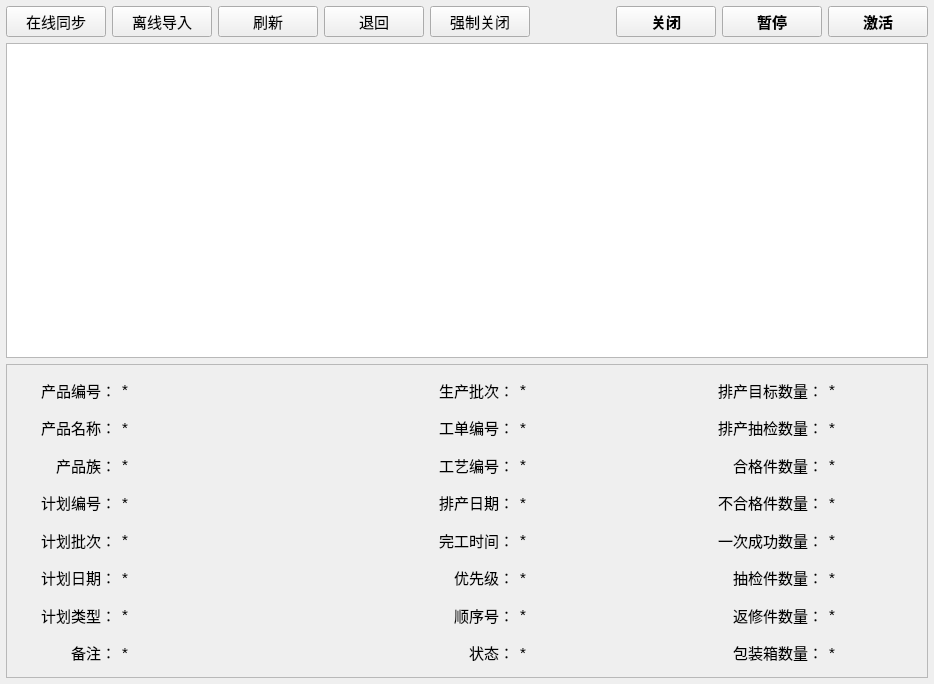
Old version of the form 2 Code/PCS/XYPCS/PCS.OrderPlan/WidgetOrderPlanManage.ui in the repository radtek/PCS.
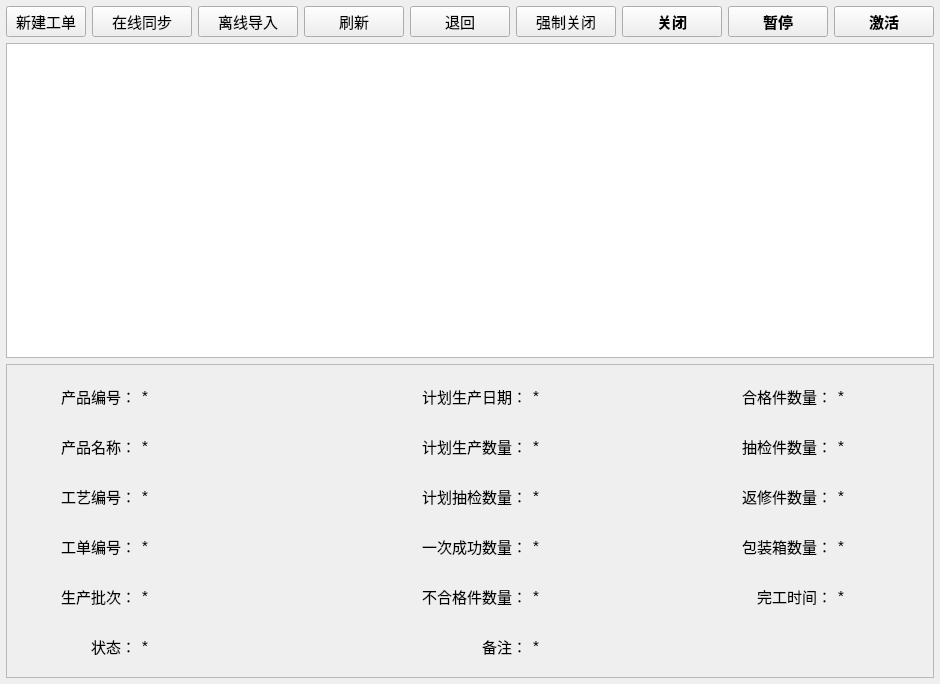
New version of the form. Icons and pictures are not drawn.

Commit message: 需求编号： 修改说明：

What changed in the file:
```diff
--- a/2 Code/PCS/XYPCS/PCS.OrderPlan/WidgetOrderPlanManage.ui
+++ b/2 Code/PCS/XYPCS/PCS.OrderPlan/WidgetOrderPlanManage.ui
@@ -28,6 +28,22 @@
    </property>
    <item>
     <layout class="QHBoxLayout" name="horizontalLayout">
+     <item>
+      <widget class="QPushButton" name="buttonAddOrder">
+       <property name="font">
+        <font>
+         <pointsize>11</pointsize>
+        </font>
+       </property>
+       <property name="text">
+        <string>新建工单</string>
+       </property>
+       <property name="icon">
+        <iconset resource="../PCS.qrc">
+         <normaloff>:/images/pngs/document_addnew.png</normaloff>:/images/pngs/document_addnew.png</iconset>
+       </property>
+      </widget>
+     </item>
      <item>
       <widget class="QPushButton" name="buttonSyncOrder">
        <property name="minimumSize">
@@ -290,29 +306,6 @@
       <enum>QFrame::Plain</enum>
      </property>
      <layout class="QGridLayout" name="gridLayout" columnstretch="0,3,0,2,0,1">
-      <item row="7" column="1">
-       <widget class="QLabel" name="textRemark">
-        <property name="text">
-         <string>*</string>
-        </property>
-       </widget>
-      </item>
-      <item row="4" column="0">
-       <widget class="QLabel" name="labelPlanBatch">
-        <property name="minimumSize">
-         <size>
-          <width>100</width>
-          <height>25</height>
-         </size>
-        </property>
-        <property name="text">
-         <string>计划批次：</string>
-        </property>
-        <property name="alignment">
-         <set>Qt::AlignRight|Qt::AlignTrailing|Qt::AlignVCenter</set>
-        </property>
-       </widget>
-      </item>
       <item row="1" column="0">
        <widget class="QLabel" name="labelProductName">
         <property name="minimumSize">
@@ -359,16 +352,16 @@
         </property>
        </widget>
       </item>
-      <item row="3" column="0">
-       <widget class="QLabel" name="labelPlanID">
+      <item row="2" column="0">
+       <widget class="QLabel" name="labelCraftID">
         <property name="minimumSize">
          <size>
-          <width>100</width>
+          <width>120</width>
           <height>25</height>
          </size>
         </property>
         <property name="text">
-         <string>计划编号：</string>
+         <string>工艺编号：</string>
         </property>
         <property name="alignment">
          <set>Qt::AlignRight|Qt::AlignTrailing|Qt::AlignVCenter</set>
@@ -376,13 +369,13 @@
        </widget>
       </item>
       <item row="2" column="1">
-       <widget class="QLabel" name="textProductTeam">
+       <widget class="QLabel" name="textCraftID">
         <property name="text">
          <string>*</string>
         </property>
        </widget>
       </item>
-      <item row="1" column="2">
+      <item row="3" column="0">
        <widget class="QLabel" name="labelOrderID">
         <property name="minimumSize">
          <size>
@@ -398,7 +391,14 @@
         </property>
        </widget>
       </item>
-      <item row="0" column="2">
+      <item row="3" column="1">
+       <widget class="QLabel" name="textOrderID">
+        <property name="text">
+         <string>*</string>
+        </property>
+       </widget>
+      </item>
+      <item row="4" column="0">
        <widget class="QLabel" name="labelProductBatch">
         <property name="minimumSize">
          <size>
@@ -414,61 +414,61 @@
         </property>
        </widget>
       </item>
-      <item row="0" column="3">
+      <item row="4" column="1">
        <widget class="QLabel" name="textProductBatch">
         <property name="text">
          <string>*</string>
         </property>
        </widget>
       </item>
+      <item row="0" column="2">
+       <widget class="QLabel" name="labelOrderPlanDate">
+        <property name="minimumSize">
+         <size>
+          <width>120</width>
+          <height>25</height>
+         </size>
+        </property>
+        <property name="text">
+         <string>计划生产日期：</string>
+        </property>
+        <property name="alignment">
+         <set>Qt::AlignRight|Qt::AlignTrailing|Qt::AlignVCenter</set>
+        </property>
+       </widget>
+      </item>
+      <item row="0" column="3">
+       <widget class="QLabel" name="textOrderPlanDate">
+        <property name="text">
+         <string>*</string>
+        </property>
+       </widget>
+      </item>
+      <item row="1" column="2">
+       <widget class="QLabel" name="labelOrderPlanQty">
+        <property name="minimumSize">
+         <size>
+          <width>120</width>
+          <height>25</height>
+         </size>
+        </property>
+        <property name="text">
+         <string>计划生产数量：</string>
+        </property>
+        <property name="alignment">
+         <set>Qt::AlignRight|Qt::AlignTrailing|Qt::AlignVCenter</set>
+        </property>
+       </widget>
+      </item>
       <item row="1" column="3">
-       <widget class="QLabel" name="textOrderID">
-        <property name="text">
-         <string>*</string>
-        </property>
-       </widget>
-      </item>
-      <item row="7" column="0">
-       <widget class="QLabel" name="labelRemark">
-        <property name="minimumSize">
-         <size>
-          <width>100</width>
-          <height>25</height>
-         </size>
-        </property>
-        <property name="text">
-         <string>备注：</string>
-        </property>
-        <property name="alignment">
-         <set>Qt::AlignRight|Qt::AlignTrailing|Qt::AlignVCenter</set>
-        </property>
-       </widget>
-      </item>
-      <item row="2" column="0">
-       <widget class="QLabel" name="labelProductTeam">
-        <property name="minimumSize">
-         <size>
-          <width>100</width>
-          <height>25</height>
-         </size>
-        </property>
-        <property name="text">
-         <string>产品族：</string>
-        </property>
-        <property name="alignment">
-         <set>Qt::AlignRight|Qt::AlignTrailing|Qt::AlignVCenter</set>
-        </property>
-       </widget>
-      </item>
-      <item row="2" column="3">
-       <widget class="QLabel" name="textCraftID">
+       <widget class="QLabel" name="valueOrderPlanQty">
         <property name="text">
          <string>*</string>
         </property>
        </widget>
       </item>
       <item row="2" column="2">
-       <widget class="QLabel" name="labelCraftID">
+       <widget class="QLabel" name="labelInspectQty">
         <property name="minimumSize">
          <size>
           <width>120</width>
@@ -476,38 +476,22 @@
          </size>
         </property>
         <property name="text">
-         <string>工艺编号：</string>
+         <string>计划抽检数量：</string>
         </property>
         <property name="alignment">
          <set>Qt::AlignRight|Qt::AlignTrailing|Qt::AlignVCenter</set>
         </property>
        </widget>
       </item>
-      <item row="6" column="3">
-       <widget class="QLabel" name="textNumber">
+      <item row="2" column="3">
+       <widget class="QLabel" name="valueInspectQty">
         <property name="text">
          <string>*</string>
         </property>
        </widget>
       </item>
-      <item row="5" column="4">
-       <widget class="QLabel" name="labelSampleQty">
-        <property name="minimumSize">
-         <size>
-          <width>120</width>
-          <height>25</height>
-         </size>
-        </property>
-        <property name="text">
-         <string>抽检件数量：</string>
-        </property>
-        <property name="alignment">
-         <set>Qt::AlignRight|Qt::AlignTrailing|Qt::AlignVCenter</set>
-        </property>
-       </widget>
-      </item>
       <item row="4" column="2">
-       <widget class="QLabel" name="labelDeliveryTime">
+       <widget class="QLabel" name="labelFailedQty">
         <property name="minimumSize">
          <size>
           <width>120</width>
@@ -515,14 +499,21 @@
          </size>
         </property>
         <property name="text">
-         <string>完工时间：</string>
+         <string>不合格件数量：</string>
         </property>
         <property name="alignment">
          <set>Qt::AlignRight|Qt::AlignTrailing|Qt::AlignVCenter</set>
         </property>
        </widget>
       </item>
-      <item row="2" column="4">
+      <item row="4" column="3">
+       <widget class="QLabel" name="valueFailedQty">
+        <property name="text">
+         <string>*</string>
+        </property>
+       </widget>
+      </item>
+      <item row="0" column="4">
        <widget class="QLabel" name="labelFinishQty">
         <property name="minimumSize">
          <size>
@@ -538,136 +529,14 @@
         </property>
        </widget>
       </item>
-      <item row="5" column="2">
-       <widget class="QLabel" name="labelPriority">
-        <property name="minimumSize">
-         <size>
-          <width>120</width>
-          <height>25</height>
-         </size>
-        </property>
-        <property name="text">
-         <string>优先级：</string>
-        </property>
-        <property name="alignment">
-         <set>Qt::AlignRight|Qt::AlignTrailing|Qt::AlignVCenter</set>
-        </property>
-       </widget>
-      </item>
       <item row="0" column="5">
-       <widget class="QLabel" name="valueOrderPlanQty">
-        <property name="text">
-         <string>*</string>
-        </property>
-       </widget>
-      </item>
-      <item row="1" column="4">
-       <widget class="QLabel" name="labelInspectQty">
-        <property name="minimumSize">
-         <size>
-          <width>120</width>
-          <height>25</height>
-         </size>
-        </property>
-        <property name="text">
-         <string>排产抽检数量：</string>
-        </property>
-        <property name="alignment">
-         <set>Qt::AlignRight|Qt::AlignTrailing|Qt::AlignVCenter</set>
-        </property>
-       </widget>
-      </item>
-      <item row="2" column="5">
        <widget class="QLabel" name="valueFinishQty">
         <property name="text">
          <string>*</string>
         </property>
        </widget>
       </item>
-      <item row="0" column="4">
-       <widget class="QLabel" name="labelOrderPlanQty">
-        <property name="minimumSize">
-         <size>
-          <width>120</width>
-          <height>25</height>
-         </size>
-        </property>
-        <property name="text">
-         <string>排产目标数量：</string>
-        </property>
-        <property name="alignment">
-         <set>Qt::AlignRight|Qt::AlignTrailing|Qt::AlignVCenter</set>
-        </property>
-       </widget>
-      </item>
-      <item row="6" column="1">
-       <widget class="QLabel" name="textPlanType">
-        <property name="text">
-         <string>*</string>
-        </property>
-       </widget>
-      </item>
-      <item row="6" column="0">
-       <widget class="QLabel" name="labelPlanType">
-        <property name="minimumSize">
-         <size>
-          <width>100</width>
-          <height>25</height>
-         </size>
-        </property>
-        <property name="text">
-         <string>计划类型：</string>
-        </property>
-        <property name="alignment">
-         <set>Qt::AlignRight|Qt::AlignTrailing|Qt::AlignVCenter</set>
-        </property>
-       </widget>
-      </item>
-      <item row="6" column="5">
-       <widget class="QLabel" name="valueRepairQty">
-        <property name="text">
-         <string>*</string>
-        </property>
-       </widget>
-      </item>
-      <item row="6" column="2">
-       <widget class="QLabel" name="labelNumber">
-        <property name="minimumSize">
-         <size>
-          <width>120</width>
-          <height>25</height>
-         </size>
-        </property>
-        <property name="text">
-         <string>顺序号：</string>
-        </property>
-        <property name="alignment">
-         <set>Qt::AlignRight|Qt::AlignTrailing|Qt::AlignVCenter</set>
-        </property>
-       </widget>
-      </item>
-      <item row="7" column="5">
-       <widget class="QLabel" name="valuePackageQty">
-        <property name="text">
-         <string>*</string>
-        </property>
-       </widget>
-      </item>
-      <item row="3" column="1">
-       <widget class="QLabel" name="textPlanID">
-        <property name="text">
-         <string>*</string>
-        </property>
-       </widget>
-      </item>
-      <item row="4" column="3">
-       <widget class="QLabel" name="textDeliveryTime">
-        <property name="text">
-         <string>*</string>
-        </property>
-       </widget>
-      </item>
-      <item row="4" column="4">
+      <item row="3" column="2">
        <widget class="QLabel" name="labelFirstPassQty">
         <property name="minimumSize">
          <size>
@@ -683,83 +552,60 @@
         </property>
        </widget>
       </item>
-      <item row="3" column="4">
-       <widget class="QLabel" name="labelFailedQty">
-        <property name="minimumSize">
-         <size>
-          <width>120</width>
-          <height>25</height>
-         </size>
-        </property>
-        <property name="text">
-         <string>不合格件数量：</string>
-        </property>
-        <property name="alignment">
-         <set>Qt::AlignRight|Qt::AlignTrailing|Qt::AlignVCenter</set>
-        </property>
-       </widget>
-      </item>
-      <item row="6" column="4">
-       <widget class="QLabel" name="labelRepairQty">
-        <property name="minimumSize">
-         <size>
-          <width>120</width>
-          <height>25</height>
-         </size>
-        </property>
-        <property name="text">
-         <string>返修件数量：</string>
-        </property>
-        <property name="alignment">
-         <set>Qt::AlignRight|Qt::AlignTrailing|Qt::AlignVCenter</set>
-        </property>
-       </widget>
-      </item>
-      <item row="5" column="0">
-       <widget class="QLabel" name="labelPlanDate">
-        <property name="minimumSize">
-         <size>
-          <width>100</width>
-          <height>25</height>
-         </size>
-        </property>
-        <property name="text">
-         <string>计划日期：</string>
-        </property>
-        <property name="alignment">
-         <set>Qt::AlignRight|Qt::AlignTrailing|Qt::AlignVCenter</set>
-        </property>
-       </widget>
-      </item>
       <item row="3" column="3">
-       <widget class="QLabel" name="textOrderPlanDate">
-        <property name="text">
-         <string>*</string>
-        </property>
-       </widget>
-      </item>
-      <item row="5" column="1">
-       <widget class="QLabel" name="textPlanDate">
-        <property name="text">
-         <string>*</string>
-        </property>
-       </widget>
-      </item>
-      <item row="4" column="5">
        <widget class="QLabel" name="valueFirstPassQty">
         <property name="text">
          <string>*</string>
         </property>
        </widget>
       </item>
-      <item row="7" column="3">
-       <widget class="QLabel" name="textState">
+      <item row="1" column="4">
+       <widget class="QLabel" name="labelSampleQty">
+        <property name="minimumSize">
+         <size>
+          <width>120</width>
+          <height>25</height>
+         </size>
+        </property>
         <property name="text">
+         <string>抽检件数量：</string>
+        </property>
+        <property name="alignment">
+         <set>Qt::AlignRight|Qt::AlignTrailing|Qt::AlignVCenter</set>
+        </property>
+       </widget>
+      </item>
+      <item row="1" column="5">
+       <widget class="QLabel" name="valueSampleQty">
+        <property name="text">
          <string>*</string>
         </property>
        </widget>
       </item>
-      <item row="7" column="4">
+      <item row="2" column="4">
+       <widget class="QLabel" name="labelRepairQty">
+        <property name="minimumSize">
+         <size>
+          <width>120</width>
+          <height>25</height>
+         </size>
+        </property>
+        <property name="text">
+         <string>返修件数量：</string>
+        </property>
+        <property name="alignment">
+         <set>Qt::AlignRight|Qt::AlignTrailing|Qt::AlignVCenter</set>
+        </property>
+       </widget>
+      </item>
+      <item row="2" column="5">
+       <widget class="QLabel" name="valueRepairQty">
+        <property name="text">
+         <string>*</string>
+        </property>
+       </widget>
+      </item>
+      <item row="3" column="4">
        <widget class="QLabel" name="labelPackageQty">
         <property name="minimumSize">
          <size>
@@ -775,58 +621,14 @@
         </property>
        </widget>
       </item>
-      <item row="1" column="5">
-       <widget class="QLabel" name="valueInspectQty">
-        <property name="text">
-         <string>*</string>
-        </property>
-       </widget>
-      </item>
       <item row="3" column="5">
-       <widget class="QLabel" name="valueFailedQty">
+       <widget class="QLabel" name="valuePackageQty">
         <property name="text">
          <string>*</string>
         </property>
        </widget>
       </item>
-      <item row="5" column="5">
-       <widget class="QLabel" name="valueSampleQty">
-        <property name="text">
-         <string>*</string>
-        </property>
-       </widget>
-      </item>
-      <item row="4" column="1">
-       <widget class="QLabel" name="textPlanBatch">
-        <property name="text">
-         <string>*</string>
-        </property>
-       </widget>
-      </item>
-      <item row="3" column="2">
-       <widget class="QLabel" name="labelOrderPlanDate">
-        <property name="minimumSize">
-         <size>
-          <width>120</width>
-          <height>25</height>
-         </size>
-        </property>
-        <property name="text">
-         <string>排产日期：</string>
-        </property>
-        <property name="alignment">
-         <set>Qt::AlignRight|Qt::AlignTrailing|Qt::AlignVCenter</set>
-        </property>
-       </widget>
-      </item>
-      <item row="5" column="3">
-       <widget class="QLabel" name="textPriority">
-        <property name="text">
-         <string>*</string>
-        </property>
-       </widget>
-      </item>
-      <item row="7" column="2">
+      <item row="5" column="0">
        <widget class="QLabel" name="labelState">
         <property name="minimumSize">
          <size>
@@ -842,6 +644,59 @@
         </property>
        </widget>
       </item>
+      <item row="5" column="1">
+       <widget class="QLabel" name="textState">
+        <property name="text">
+         <string>*</string>
+        </property>
+       </widget>
+      </item>
+      <item row="4" column="4">
+       <widget class="QLabel" name="labelDeliveryTime">
+        <property name="minimumSize">
+         <size>
+          <width>120</width>
+          <height>25</height>
+         </size>
+        </property>
+        <property name="text">
+         <string>完工时间：</string>
+        </property>
+        <property name="alignment">
+         <set>Qt::AlignRight|Qt::AlignTrailing|Qt::AlignVCenter</set>
+        </property>
+       </widget>
+      </item>
+      <item row="4" column="5">
+       <widget class="QLabel" name="textDeliveryTime">
+        <property name="text">
+         <string>*</string>
+        </property>
+       </widget>
+      </item>
+      <item row="5" column="2">
+       <widget class="QLabel" name="labelRemark">
+        <property name="minimumSize">
+         <size>
+          <width>100</width>
+          <height>25</height>
+         </size>
+        </property>
+        <property name="text">
+         <string>备注：</string>
+        </property>
+        <property name="alignment">
+         <set>Qt::AlignRight|Qt::AlignTrailing|Qt::AlignVCenter</set>
+        </property>
+       </widget>
+      </item>
+      <item row="5" column="3">
+       <widget class="QLabel" name="textRemark">
+        <property name="text">
+         <string>*</string>
+        </property>
+       </widget>
+      </item>
      </layout>
     </widget>
    </item>
```
The commit also changes 10 other files.
